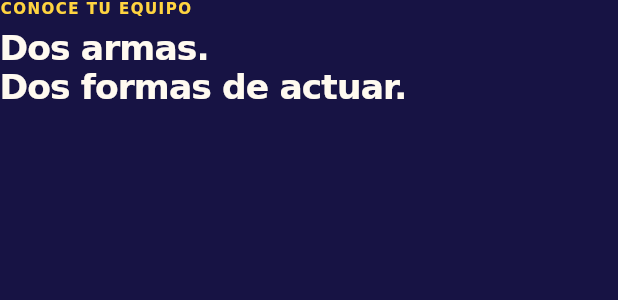
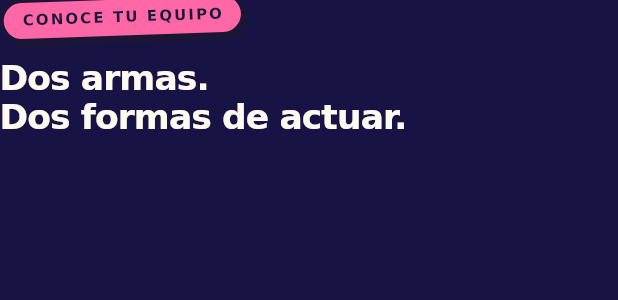
Before and after one commit to CrazyBread7364/Bearstards_Movil_Application, a Flutter app: the GuideHeading widget shown alone on an empty page, opened directly, on a phone screen of 412 x 824 dp. Shown: the top 300 px of the screen. Run offline on Flutter 3.47's test engine with Material 3 defaults, Android fonts, the phone set to English and light mode, and no system bars.

Commit message:
feat(design): add toon pills and tilted eyebrow chips

```diff
--- a/lib/core/widgets/guide_components.dart
+++ b/lib/core/widgets/guide_components.dart
@@ -19,12 +19,8 @@ class GuideHeading extends StatelessWidget {
     crossAxisAlignment: CrossAxisAlignment.start,
     children: [
       if (eyebrow != null) ...[
-        Text(
-          eyebrow!.toUpperCase(),
-          style: Theme.of(context).textTheme.labelSmall!
-              .copyWith(color: light ? Palette.yellow : Palette.muted),
-        ),
-        const SizedBox(height: 7),
+        EyebrowChip(eyebrow!, color: light ? Palette.pink : Palette.yellow),
+        const SizedBox(height: 10),
       ],
       Text(
         title,
@@ -43,23 +39,52 @@ class GuideHeading extends StatelessWidget {
   );
 }
 
+/// Tilted label above a heading, like the sticker chips of the web ranking.
+class EyebrowChip extends StatelessWidget {
+  const EyebrowChip(this.label, {super.key, this.color = Palette.yellow});
+  final String label;
+  final Color color;
+  @override
+  Widget build(BuildContext context) => Transform.rotate(
+    angle: -.035,
+    alignment: Alignment.centerLeft,
+    child: _ToonPill(
+      label.toUpperCase(),
+      color: color,
+      style: Theme.of(context).textTheme.labelSmall!
+          .copyWith(letterSpacing: 1.4),
+    ),
+  );
+}
+
 class StatPill extends StatelessWidget {
   const StatPill(this.label, {super.key, this.color = Palette.cream});
   final String label;
   final Color color;
   @override
+  Widget build(BuildContext context) => _ToonPill(
+    label,
+    color: color,
+    style: Theme.of(context).textTheme.labelSmall!.copyWith(letterSpacing: .2),
+  );
+}
+
+/// Pill with a solid ink outline and a hard offset shadow.
+class _ToonPill extends StatelessWidget {
+  const _ToonPill(this.label, {required this.color, required this.style});
+  final String label;
+  final Color color;
+  final TextStyle style;
+  @override
   Widget build(BuildContext context) => Container(
-    padding: const EdgeInsets.symmetric(horizontal: 10, vertical: 7),
+    padding: const EdgeInsets.symmetric(horizontal: 12, vertical: 6),
     decoration: BoxDecoration(
       color: color,
-      border: Border.all(color: Palette.ink.withValues(alpha: .4)),
-      borderRadius: BorderRadius.circular(8),
+      border: Border.all(color: Palette.ink, width: 2.5),
+      borderRadius: BorderRadius.circular(999),
+      boxShadow: const [BoxShadow(color: Palette.ink, offset: Offset(2, 3))],
     ),
-    child: Text(
-      label,
-      style: Theme.of(context).textTheme.labelSmall!
-          .copyWith(letterSpacing: .2),
-    ),
+    child: Text(label, style: style),
   );
 }
 
```
